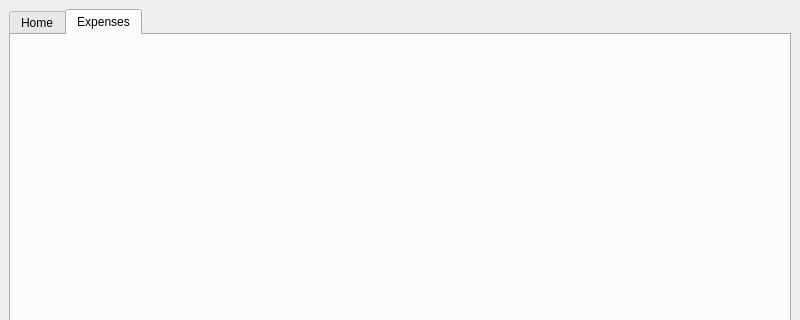
Qt form src/GUI/mainwindow.ui (AmyTheCute/Bunget) before a commit; both pictures show x 0 to 800 and y 0 to 320 of the 800 by 600 pixel window.
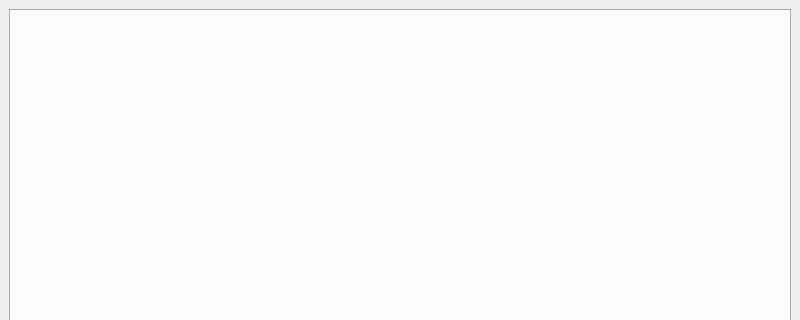
The same form after that commit.

Diff of the .ui file:
```diff
--- a/src/GUI/mainwindow.ui
+++ b/src/GUI/mainwindow.ui
@@ -20,16 +20,6 @@
       <property name="currentIndex">
        <number>1</number>
       </property>
-      <widget class="QWidget" name="home">
-       <attribute name="title">
-        <string>Home</string>
-       </attribute>
-      </widget>
-      <widget class="QWidget" name="expenses">
-       <attribute name="title">
-        <string>Expenses</string>
-       </attribute>
-      </widget>
      </widget>
     </item>
    </layout>
```
Left out of the diff: 2 changed lines with no effect on the pictures.
